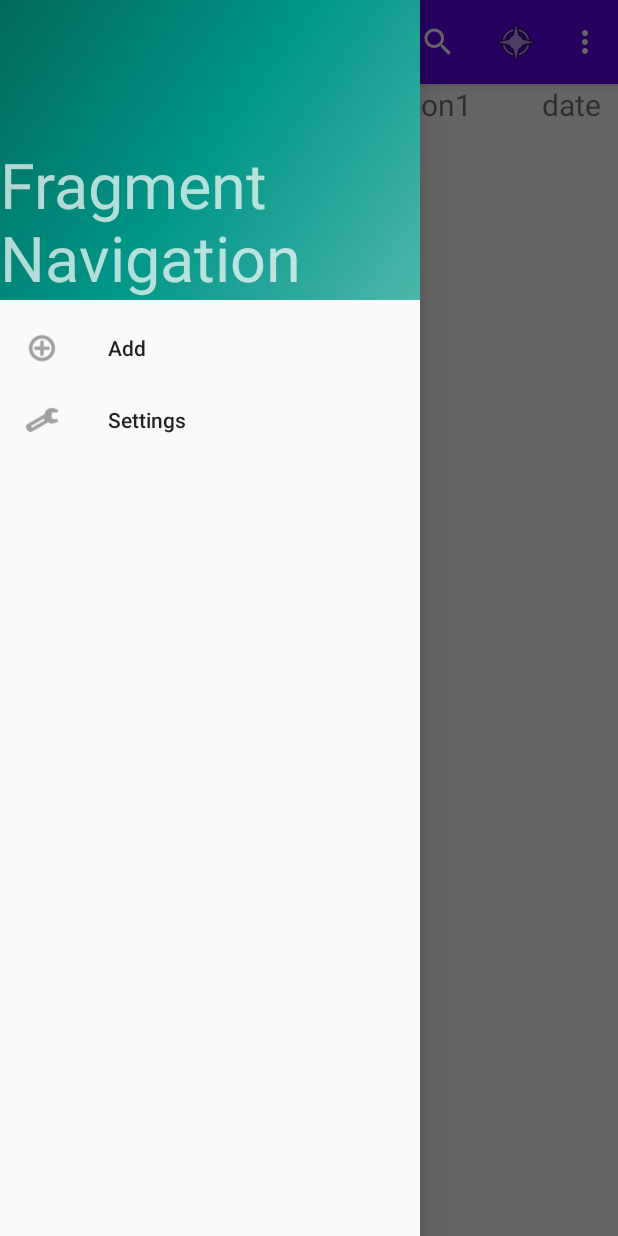
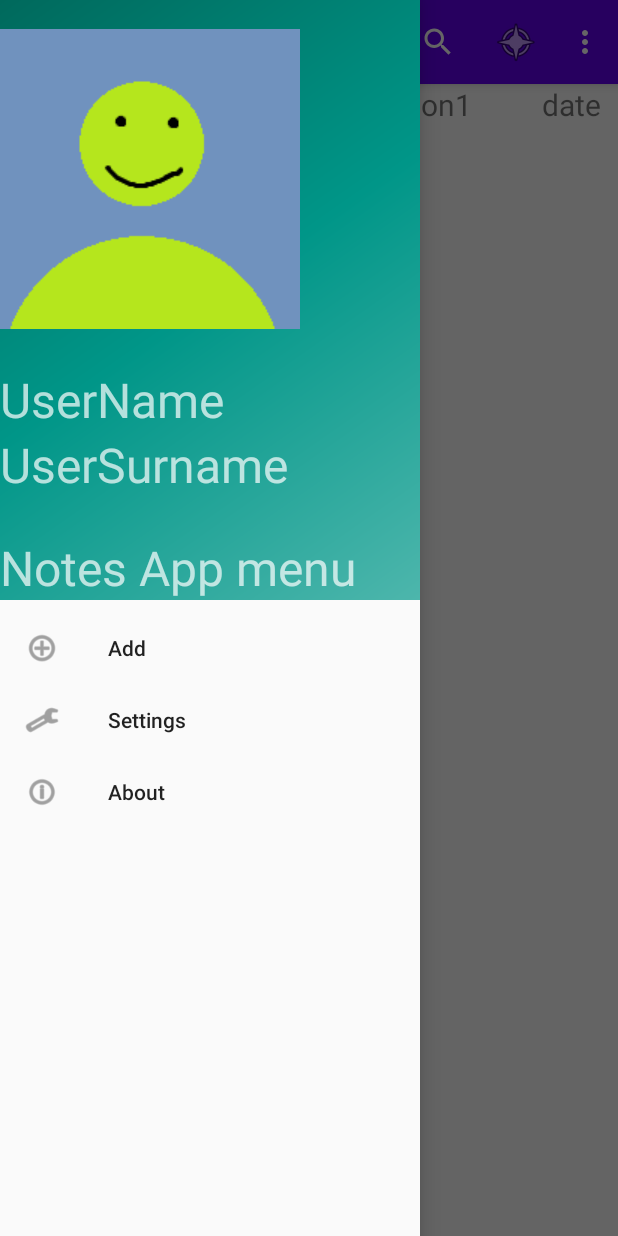
Before and after one commit to cycjiuk8704/GB_HW_NotesApp, an Android app: the screen it shows after launch (MainActivity), with the side drawer open, on a phone screen of 412 x 824 dp. Run offline under Robolectric (Android 15) with nearby library versions, the phone set to English and light mode, and no system bars.

Commit message:
Homework 7. Drawer modified

```diff
--- a/app/src/main/java/com/example/notesapp/MainActivity.java
+++ b/app/src/main/java/com/example/notesapp/MainActivity.java
@@ -114,6 +114,9 @@ public class MainActivity extends AppCompatActivity implements INavigator {
             case R.id.action_add:
                 Toast.makeText(MainActivity.this, id + "there might be adding note fragment", Toast.LENGTH_SHORT).show();
                 return true;
+            case R.id.action_about:
+                Toast.makeText(MainActivity.this, id + "there might be information about application", Toast.LENGTH_SHORT).show();
+                return true;
         }
         return false;
     }
--- a/app/src/main/java/com/example/notesapp/NoteListFragment.java
+++ b/app/src/main/java/com/example/notesapp/NoteListFragment.java
@@ -52,8 +52,6 @@ public class NoteListFragment extends BaseFragment {
         descriptionTV.setText(noteData.getDescription());
         dateTV.setText(noteData.getDateOfCreation());
 
-//        LinearLayout linearLayout1 = (LinearLayout) v.findViewById(R.id.noteField);
-//        linearLayout1.setOnClickListener(view -> requireNavigator().showNoteDetails(noteData));
 
         return v;
     }
--- a/app/src/main/res/layout/nav_header_main.xml
+++ b/app/src/main/res/layout/nav_header_main.xml
@@ -1,6 +1,8 @@
 <?xml version="1.0" encoding="utf-8"?>
 <LinearLayout
     xmlns:android="http://schemas.android.com/apk/res/android"
+    xmlns:app="http://schemas.android.com/apk/res-auto"
+    xmlns:tools="http://schemas.android.com/tools"
     android:layout_width="match_parent"
     android:layout_height="@dimen/nav_header_height"
     android:gravity="bottom"
@@ -8,7 +10,25 @@
     android:background="@drawable/side_nav_bar"
     android:theme="@style/ThemeOverlay.AppCompat.Dark">
 
+    <ImageView
+        android:id="@+id/imageView"
+        android:layout_width="wrap_content"
+        android:layout_height="wrap_content"
+        tools:srcCompat="@tools:sample/avatars"
+        android:src="@drawable/avatar"
+        android:layout_marginBottom="@dimen/fragment_margin_top"/>
     <TextView
+        android:layout_width="wrap_content"
+        android:layout_height="wrap_content"
+        android:text="@string/drawer_username"
+        android:textSize="@dimen/nav_header_dimen"/>
+    <TextView
+        android:layout_width="wrap_content"
+        android:layout_height="wrap_content"
+        android:text="@string/drawer_surname"
+        android:textSize="@dimen/nav_header_dimen"/>
+    <TextView
+        android:layout_marginTop="@dimen/fragment_margin_top"
         android:layout_width="wrap_content"
         android:layout_height="wrap_content"
         android:text="@string/fragment_navigation"
--- a/app/src/main/res/menu/activity_main_drawer.xml
+++ b/app/src/main/res/menu/activity_main_drawer.xml
@@ -10,4 +10,9 @@
         android:icon="@android:drawable/ic_menu_add"
         android:orderInCategory="10"
         android:title="@string/add"/>
+    <item
+        android:id="@+id/action_about"
+        android:icon="@android:drawable/ic_menu_info_details"
+        android:orderInCategory="110"
+        android:title="@string/about"/>
 </menu>
--- a/app/src/main/res/values/dimens.xml
+++ b/app/src/main/res/values/dimens.xml
@@ -2,6 +2,6 @@
 <resources>
     <dimen name="fragment_margin_top">25dp</dimen>
     <dimen name="textFieldTextSize">24sp</dimen>
-    <dimen name="nav_header_height">200dp</dimen>
-    <dimen name="nav_header_dimen">42sp</dimen>
+    <dimen name="nav_header_height">400dp</dimen>
+    <dimen name="nav_header_dimen">32sp</dimen>
 </resources>
--- a/app/src/main/res/values/strings.xml
+++ b/app/src/main/res/values/strings.xml
@@ -8,5 +8,8 @@
     <string name="open">Open</string>
     <string name="navigation_drawer_open">Open navigation drawer</string>
     <string name="navigation_drawer_close">Close navigation drawer</string>
-    <string name="fragment_navigation">Fragment Navigation</string>
+    <string name="fragment_navigation">Notes App menu</string>
+    <string name="drawer_surname">UserSurname</string>
+    <string name="drawer_username">UserName</string>
+    <string name="about">About</string>
 </resources>
```
Also changed, not shown: app/src/main/res/drawable/avatar.png (added).
